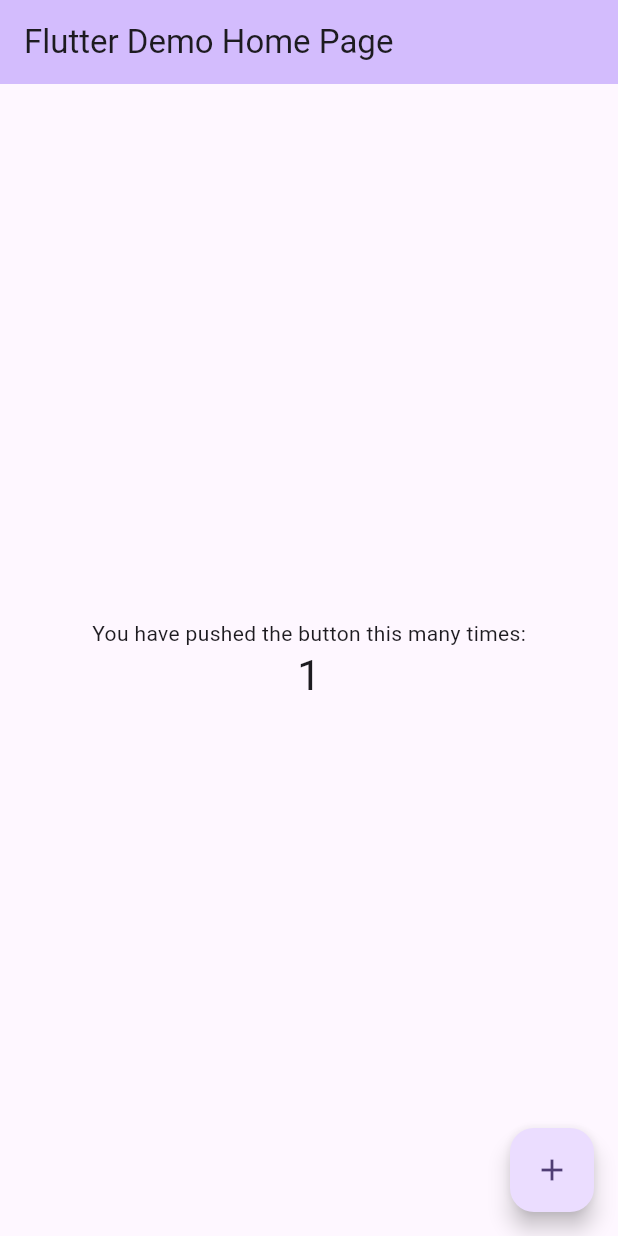
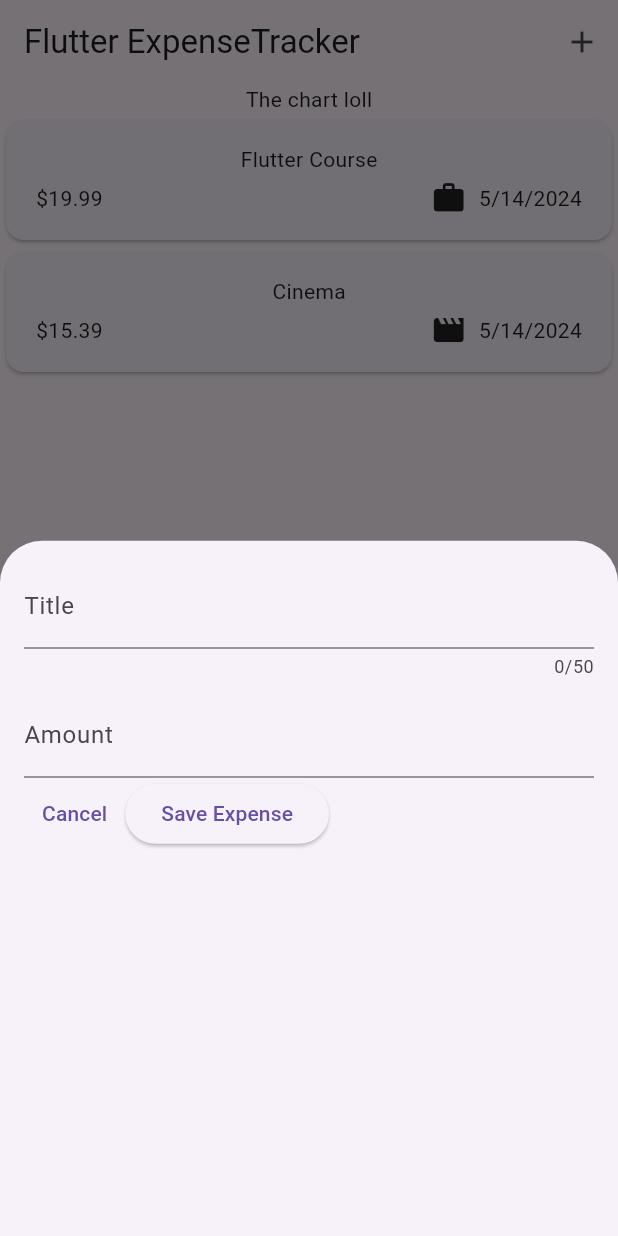
Before and after one commit to ir-sen/trackerappflutter, a Flutter app: the screen it shows after launch, after a tap on the "add" icon, on a phone screen of 412 x 824 dp. Run offline on Flutter 3.47's test engine with Material 3 defaults, Android fonts, the light colour scheme and no system bars.

Commit message:
add top  tool bar and edit text in here TextField

```diff
--- a/lib/main.dart
+++ b/lib/main.dart
@@ -1,125 +1,12 @@
 import 'package:flutter/material.dart';
+import 'package:trackerapp/widgets/expenses.dart';
 
 void main() {
-  runApp(const MyApp());
+
+  runApp(
+    MaterialApp(
+      theme: ThemeData(useMaterial3: true),
+      home: const Expenses(),
+    )
+  );
 }
-
-class MyApp extends StatelessWidget {
-  const MyApp({super.key});
-
-  // This widget is the root of your application.
-  @override
-  Widget build(BuildContext context) {
-    return MaterialApp(
-      title: 'Flutter Demo',
-      theme: ThemeData(
-        // This is the theme of your application.
-        //
-        // TRY THIS: Try running your application with "flutter run". You'll see
-        // the application has a purple toolbar. Then, without quitting the app,
-        // try changing the seedColor in the colorScheme below to Colors.green
-        // and then invoke "hot reload" (save your changes or press the "hot
-        // reload" button in a Flutter-supported IDE, or press "r" if you used
-        // the command line to start the app).
-        //
-        // Notice that the counter didn't reset back to zero; the application
-        // state is not lost during the reload. To reset the state, use hot
-        // restart instead.
-        //
-        // This works for code too, not just values: Most code changes can be
-        // tested with just a hot reload.
-        colorScheme: ColorScheme.fromSeed(seedColor: Colors.deepPurple),
-        useMaterial3: true,
-      ),
-      home: const MyHomePage(title: 'Flutter Demo Home Page'),
-    );
-  }
-}
-
-class MyHomePage extends StatefulWidget {
-  const MyHomePage({super.key, required this.title});
-
-  // This widget is the home page of your application. It is stateful, meaning
-  // that it has a State object (defined below) that contains fields that affect
-  // how it looks.
-
-  // This class is the configuration for the state. It holds the values (in this
-  // case the title) provided by the parent (in this case the App widget) and
-  // used by the build method of the State. Fields in a Widget subclass are
-  // always marked "final".
-
-  final String title;
-
-  @override
-  State<MyHomePage> createState() => _MyHomePageState();
-}
-
-class _MyHomePageState extends State<MyHomePage> {
-  int _counter = 0;
-
-  void _incrementCounter() {
-    setState(() {
-      // This call to setState tells the Flutter framework that something has
-      // changed in this State, which causes it to rerun the build method below
-      // so that the display can reflect the updated values. If we changed
-      // _counter without calling setState(), then the build method would not be
-      // called again, and so nothing would appear to happen.
-      _counter++;
-    });
-  }
-
-  @override
-  Widget build(BuildContext context) {
-    // This method is rerun every time setState is called, for instance as done
-    // by the _incrementCounter method above.
-    //
-    // The Flutter framework has been optimized to make rerunning build methods
-    // fast, so that you can just rebuild anything that needs updating rather
-    // than having to individually change instances of widgets.
-    return Scaffold(
-      appBar: AppBar(
-        // TRY THIS: Try changing the color here to a specific color (to
-        // Colors.amber, perhaps?) and trigger a hot reload to see the AppBar
-        // change color while the other colors stay the same.
-        backgroundColor: Theme.of(context).colorScheme.inversePrimary,
-        // Here we take the value from the MyHomePage object that was created by
-        // the App.build method, and use it to set our appbar title.
-        title: Text(widget.title),
-      ),
-      body: Center(
-        // Center is a layout widget. It takes a single child and positions it
-        // in the middle of the parent.
-        child: Column(
-          // Column is also a layout widget. It takes a list of children and
-          // arranges them vertically. By default, it sizes itself to fit its
-          // children horizontally, and tries to be as tall as its parent.
-          //
-          // Column has various properties to control how it sizes itself and
-          // how it positions its children. Here we use mainAxisAlignment to
-          // center the children vertically; the main axis here is the vertical
-          // axis because Columns are vertical (the cross axis would be
-          // horizontal).
-          //
-          // TRY THIS: Invoke "debug painting" (choose the "Toggle Debug Paint"
-          // action in the IDE, or press "p" in the console), to see the
-          // wireframe for each widget.
-          mainAxisAlignment: MainAxisAlignment.center,
-          children: <Widget>[
-            const Text(
-              'You have pushed the button this many times:',
-            ),
-            Text(
-              '$_counter',
-              style: Theme.of(context).textTheme.headlineMedium,
-            ),
-          ],
-        ),
-      ),
-      floatingActionButton: FloatingActionButton(
-        onPressed: _incrementCounter,
-        tooltip: 'Increment',
-        child: const Icon(Icons.add),
-      ), // This trailing comma makes auto-formatting nicer for build methods.
-    );
-  }
-}
--- /dev/null
+++ b/lib/models/expense.dart
@@ -0,0 +1,40 @@
+import 'package:flutter/material.dart';
+import 'package:uuid/uuid.dart';
+import 'package:intl/intl.dart';
+
+// for formatted date
+final formatter = DateFormat.yMd();
+
+// this is generate uniq id
+const uuid = Uuid();
+
+enum Category { food, travel, leisure, work }
+// use icon each category
+const categoryIcons = {
+  Category.food: Icons.lunch_dining,
+  Category.travel: Icons.flight_takeoff,
+  Category.leisure: Icons.movie,
+  Category.work: Icons.work,
+};
+
+class Expense {
+
+  Expense({
+    required this.title,
+    required this.anount,
+    required this.date,
+    required this.category,
+  }): id = uuid.v4();
+
+  final String id; //  1, 2, 3
+  final String title;
+  final double anount;
+  final DateTime date;
+  final Category category;
+
+
+  String get formattedDate {
+    return formatter.format(date);
+  }
+
+}
--- /dev/null
+++ b/lib/new_expense.dart
@@ -0,0 +1,87 @@
+import 'package:flutter/material.dart';
+import 'package:flutter/widgets.dart';
+
+class NewExpense extends StatefulWidget {
+  const NewExpense({super.key});
+
+  @override
+  State<NewExpense> createState() {
+    // TODO: implement createState
+    return _NewExpenseState();
+  }
+
+}
+
+class _NewExpenseState extends State<NewExpense> {
+
+  final _titleController = TextEditingController();
+
+  final _amountController = TextEditingController();
+
+  @override
+  void dispose() {
+    _titleController.dispose();
+    _amountController.dispose();
+    super.dispose();
+  }
+
+  // we have alternative
+  // var _enteredTitle = '';
+
+  // void _saveTitleInput(String inputValue) {
+
+  // }
+
+  @override
+  Widget build(BuildContext context) {
+    return Padding(
+      padding: const EdgeInsets.all(16),
+      child: Column(children: [
+        // text field for writting text
+        TextField(
+          // onChanged: _saveTitleInput,
+          controller: _titleController,
+          maxLength: 50,
+          keyboardType: TextInputType.name,
+          // this for add title for text field
+          decoration: const InputDecoration(
+            label: Text('Title'),
+          ),
+        ),
+
+        const SizedBox(height: 10,),
+
+        TextField(
+          // onChanged: _saveTitleInput,
+          controller: _amountController,
+          // maxLength: 50,
+          keyboardType: TextInputType.number,
+          // this for add title for text field
+          decoration: const InputDecoration(
+            label: Text('Amount'),
+          ),
+        ),
+
+        Row(children: [
+
+          TextButton(
+            onPressed: () {},
+            child: const Text('Cancel'),
+          ),
+
+          ElevatedButton(onPressed: () {
+            print(_titleController.text);
+            print(_amountController.text);
+          }, child: const Text('Save Expense')),
+          // const SizedBox(width: 10,),
+
+
+        ],)
+      ],
+      ),
+    );
+    // TODO: implement build
+
+
+  }
+}
--- /dev/null
+++ b/lib/widgets/expense_item.dart
@@ -0,0 +1,42 @@
+import 'package:flutter/material.dart';
+import 'package:trackerapp/models/expense.dart';
+
+class ExpenseItem extends StatelessWidget {
+  // get objext expense
+  const ExpenseItem(this.expense, {super.key});
+
+  final Expense expense;
+
+  @override
+  Widget build(BuildContext context) {
+    return Card(
+        // just put padding and setting this
+      child: Padding(
+        padding: const EdgeInsets.symmetric(
+          horizontal: 20,
+          vertical: 16,
+        ),
+        child: Column(
+          children: [
+            Text(expense.title),
+            const SizedBox(height: 4,),
+            Row (
+              children: [
+                Text('\$${expense.anount.toStringAsFixed(2)} '),
+                const Spacer(),
+                Row(
+                  children: [
+                    Icon(categoryIcons[expense.category]),
+                    const SizedBox(width: 8,),
+                    Text(expense.formattedDate),
+                  ],
+                ),
+                // 12.3445 => 12.34 show only first 2 number after float
+              ],
+            )
+          ],
+        ),
+      )
+      );
+  }
+}
--- /dev/null
+++ b/lib/widgets/expenses.dart
@@ -0,0 +1,96 @@
+import 'package:flutter/material.dart';
+import 'package:trackerapp/new_expense.dart';
+import 'package:trackerapp/widgets/expenses_list.dart';
+
+import '../models/expense.dart';
+
+class Expenses extends StatefulWidget {
+
+  const Expenses({super.key});
+
+  @override
+  /// Creates the mutable state for this widget at a given location in the tree.
+  ///
+  /// Subclasses should override this method to return a newly created
+  /// instance of their associated [State] subclass.
+  ///
+  /// The framework will call this method when it is time to create a
+  /// [State] object for this [Widget]. The framework does this by calling
+  /// [mount] on the widget that is about to be added to the tree, which calls
+  /// the [createState] method to create the [State].
+  ///
+  /// In typical usage, the [State] instance returned by this method will
+  /// not be the same as the [State] instance returned by subsequent
+  /// [createState] calls for the same [Widget]. A new instance of the
+  /// [State] class is typically created for each new location in the tree.
+  ///
+  /// The current configuration is passed to the [createState] method. The
+  /// widget will be configured with the default values of the associated
+  /// [State] class. The [createState] method is called before the
+  /// [initState] method of the new [State] instance.
+  @override
+  State<Expenses> createState() {
+    // Create and return a new instance of the private _ExpensesState class
+    // which is defined below.
+    return _ExpensesState();
+  }
+}
+
+class _ExpensesState extends State<Expenses> {
+
+  /// List of expenses to show in the widget
+  final List<Expense> _registeredExpenses = [
+    Expense(
+      title: 'Flutter Course',
+      anount: 19.99,
+      date: DateTime.now(),
+      category: Category.work,
+      ),
+
+      Expense(
+      title: 'Cinema',
+      anount: 15.39,
+      date: DateTime.now(),
+      category: Category.leisure,
+      ),
+  ];
+
+  void _openAddExpenseOverlay() {
+    // ...
+    showModalBottomSheet(
+      context: context,
+      builder: (ctx) => const NewExpense(),
+      );
+  }
+
+  @override
+  Widget build(BuildContext context) {
+
+    return  Scaffold(
+      appBar: AppBar(
+        title: const Text('Flutter ExpenseTracker'),
+        actions: [
+          IconButton(
+            onPressed: _openAddExpenseOverlay,
+            icon: const Icon(Icons.add),
+            ),
+        ],
+      ),
+      body: Column(
+        // The widgets to show inside the Expenses widget
+        children:  [
+          const Text('The chart loll'),
+          Expanded(
+            // Expanded to take all the available space in the Expenses widget
+            child: ExpensesList(expenses: _registeredExpenses),
+          )
+        ],
+      ),
+    );
+  }
+}
+
+
+  /// Creates a widget that expands a child of a [Row], [Column], or [Flex]
+  /// so that the child fills the available space along the flex widget's
+  /// main axis.
--- /dev/null
+++ b/lib/widgets/expenses_list.dart
@@ -0,0 +1,18 @@
+import 'package:flutter/material.dart';
+import 'package:trackerapp/models/expense.dart';
+
+import 'expense_item.dart';
+
+class ExpensesList extends StatelessWidget {
+  // this class get list
+  const ExpensesList({super.key, required this.expenses,});
+
+  final List<Expense> expenses;
+
+  @override
+  Widget build(BuildContext context) {
+    // build lisetView create only when we create or use this class and we don't know how big this list to be
+    return ListView.builder(itemCount: expenses.length, itemBuilder: (ctx, index) => ExpenseItem(expenses[index]),);
+  }
+
+}
--- a/pubspec.yaml
+++ b/pubspec.yaml
@@ -35,6 +35,8 @@ dependencies:
   # The following adds the Cupertino Icons font to your application.
   # Use with the CupertinoIcons class for iOS style icons.
   cupertino_icons: ^1.0.6
+  uuid: ^4.4.0
+  intl: ^0.19.0
 
 dev_dependencies:
   flutter_test:
```
Also changed, not shown: lib/expenses.dart (deleted), pubspec.lock.
